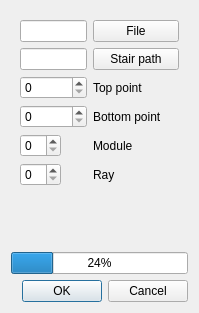
Qt form src/rotationmeasure.ui (vtyulb/BSA-Analytics) before a commit.
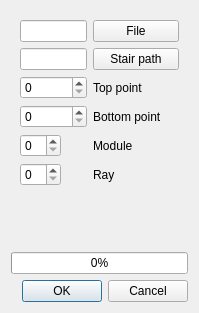
The same form after that commit.

Commit message: progress bar issue

Patch:
```diff
--- a/src/rotationmeasure.ui
+++ b/src/rotationmeasure.ui
@@ -91,7 +91,7 @@
    <item>
     <widget class="QProgressBar" name="progressBar">
      <property name="value">
-      <number>24</number>
+      <number>0</number>
      </property>
     </widget>
    </item>
```
